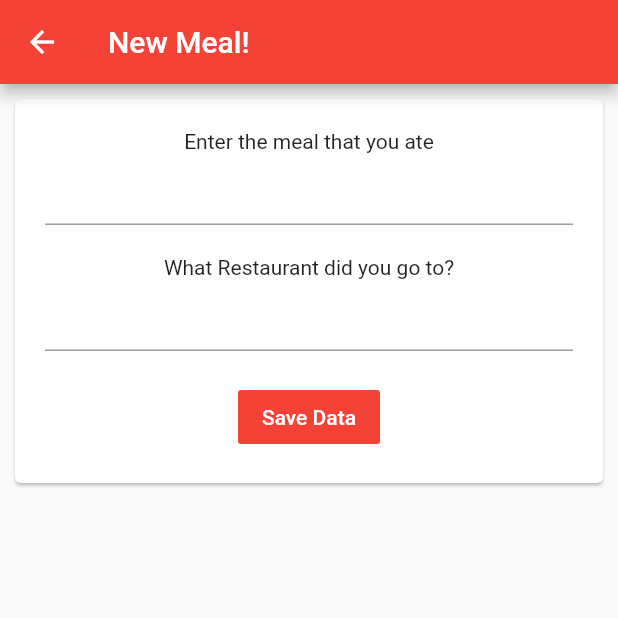
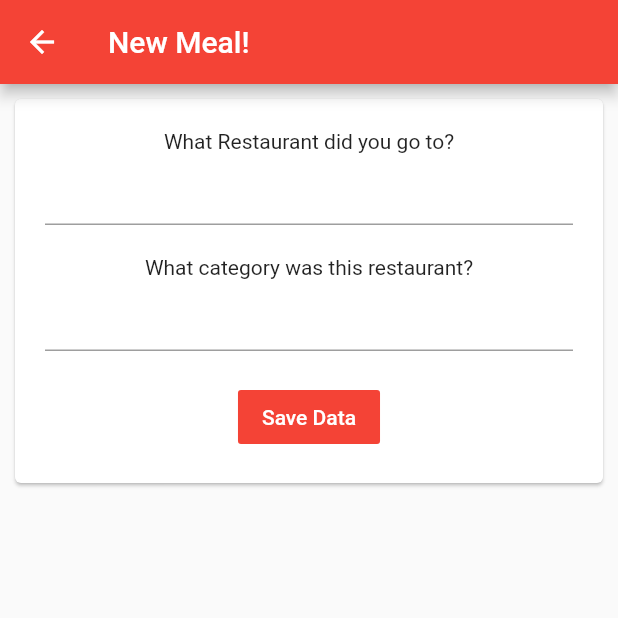
Before and after one commit to AngusFiedler/RestaurantRecommender, a Flutter app: the screen it shows after launch, after a tap on the "add" icon, on a phone screen of 412 x 824 dp, the top half of it. Run offline on Flutter 3.47's test engine with Material 2 defaults, Android fonts, the light colour scheme and no system bars; our stand-ins replace location, shared_preferences.

```diff
--- a/lib/main.dart
+++ b/lib/main.dart
@@ -26,6 +26,7 @@ class MyHomePage extends StatefulWidget {
 }
 
 class _MyHomePageState extends State<MyHomePage> {
+  String lat = "Latitude: NULL", longitude = "Longitude: NULL";
   Location _location = new Location();
 
 
@@ -34,6 +35,11 @@ class _MyHomePageState extends State<MyHomePage> {
     userLocation = await _location.getLocation();
     print(userLocation.latitude);
     print(userLocation.longitude);
+    //lat = userLocation.latitude.toString();
+    setState(() {
+      lat = "Latitude: " + userLocation.latitude.toString();
+      longitude = "Longitude: " + userLocation.longitude.toString();
+    });
   }
 
   @override
@@ -62,6 +68,8 @@ class _MyHomePageState extends State<MyHomePage> {
             )
             ),
             FlatButton(child: Text("Refresh Data", style: TextStyle(color: Colors.white),),onPressed: () {refreshData();},color: Colors.red,),
+            Text(lat),
+            Text(longitude),
           ],
         ),
       ),
--- a/lib/newItem.dart
+++ b/lib/newItem.dart
@@ -9,12 +9,14 @@ class NewItemWidget extends StatefulWidget {
 
 class _ItemState extends State<NewItemWidget> {
 
-  void addData(String meal, String restName) async{
+  void addData(String restaurantName, String category) async{
     SharedPreferences prefs = await SharedPreferences.getInstance();
-    List<String> mealList = prefs.getStringList("mealListKey");
-    mealList.add(meal);
-    prefs.setStringList("mealListKey", mealList);
+    List<String> restaurantNameList = prefs.getStringList("RestaurantNameKey");
+    //List<String> restaurantNameList = prefs.getStringList("RestaurantNameKey");
+    restaurantNameList.add(restaurantName);
+    prefs.setStringList("RestaurantNameKey", restaurantNameList);
   }
+
   @override
   Widget build(BuildContext context) {
     return new Scaffold(
@@ -42,17 +44,16 @@ class _ItemState extends State<NewItemWidget> {
           padding: EdgeInsets.all(20),
           child: Column(
             children: <Widget>[
-              Text("Enter the meal that you ate"),
-              TextField(),
-              Padding(
-                padding: EdgeInsets.all(10),
-              ),
               Text("What Restaurant did you go to?"),
               TextField(),
               Padding(
                 padding: EdgeInsets.all(10),
               ),
-              //Text("Select the cat of food"),
+              Text("What category was this restaurant?"),
+              TextField(),
+              Padding(
+                padding: EdgeInsets.all(10),
+              ),
               FlatButton(
                 child: Text(
                   "Save Data",
```
Also changed, not shown: pubspec.lock, 30 other files.
